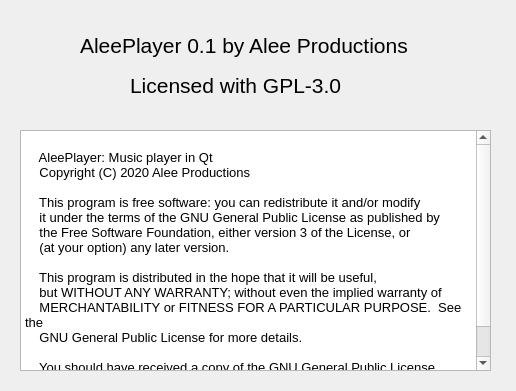
This is about.ui in alee14-projects/erable-godot as Qt 5 draws it before an edit. The edited form follows.
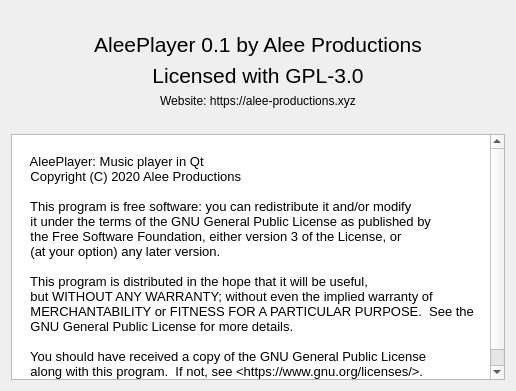
This is the edited form.

Commit message: UI change and working volume slider

Diff of the .ui file:
```diff
--- a/about.ui
+++ b/about.ui
@@ -28,33 +28,25 @@
   <property name="modal">
    <bool>false</bool>
   </property>
-  <widget class="QLabel" name="label_2">
-   <property name="geometry">
-    <rect>
-     <x>130</x>
-     <y>70</y>
-     <width>215</width>
-     <height>30</height>
-    </rect>
-   </property>
-   <property name="font">
-    <font>
-     <pointsize>16</pointsize>
-    </font>
-   </property>
-   <property name="text">
-    <string>Licensed with GPL-3.0</string>
-   </property>
-  </widget>
+  <layout class="QVBoxLayout" name="verticalLayout">
+   <item>
+    <spacer name="verticalSpacer">
+     <property name="orientation">
+      <enum>Qt::Vertical</enum>
+     </property>
+     <property name="sizeType">
+      <enum>QSizePolicy::Fixed</enum>
+     </property>
+     <property name="sizeHint" stdset="0">
+      <size>
+       <width>8</width>
+       <height>21</height>
+      </size>
+     </property>
+    </spacer>
+   </item>
+   <item>
   <widget class="QLabel" name="label">
-   <property name="geometry">
-    <rect>
-     <x>80</x>
-     <y>30</y>
-     <width>371</width>
-     <height>30</height>
-    </rect>
-   </property>
    <property name="font">
     <font>
      <pointsize>16</pointsize>
@@ -63,16 +55,51 @@
    <property name="text">
     <string>AleePlayer 0.1 by Alee Productions</string>
    </property>
-  </widget>
+     <property name="alignment">
+      <set>Qt::AlignCenter</set>
+     </property>
+    </widget>
+   </item>
+   <item>
+    <widget class="QLabel" name="label_2">
+     <property name="font">
+      <font>
+       <pointsize>16</pointsize>
+      </font>
+     </property>
+     <property name="text">
+      <string>Licensed with GPL-3.0</string>
+     </property>
+     <property name="alignment">
+      <set>Qt::AlignCenter</set>
+     </property>
+    </widget>
+   </item>
+   <item>
+    <widget class="QLabel" name="label_3">
+     <property name="text">
+      <string>Website: https://alee-productions.xyz</string>
+     </property>
+     <property name="alignment">
+      <set>Qt::AlignCenter</set>
+     </property>
+    </widget>
+   </item>
+   <item>
+    <spacer name="horizontalSpacer">
+     <property name="orientation">
+      <enum>Qt::Horizontal</enum>
+     </property>
+     <property name="sizeHint" stdset="0">
+      <size>
+       <width>40</width>
+       <height>20</height>
+      </size>
+     </property>
+    </spacer>
+   </item>
+   <item>
   <widget class="QTextEdit" name="licenseText">
-   <property name="geometry">
-    <rect>
-     <x>20</x>
-     <y>130</y>
-     <width>471</width>
-     <height>241</height>
-    </rect>
-   </property>
    <property name="readOnly">
     <bool>true</bool>
    </property>
@@ -100,6 +127,8 @@
 &lt;p style=&quot;-qt-paragraph-type:empty; margin-top:0px; margin-bottom:0px; margin-left:0px; margin-right:0px; -qt-block-indent:0; text-indent:0px; font-family:'Noto Sans';&quot;&gt;&lt;br /&gt;&lt;/p&gt;&lt;/body&gt;&lt;/html&gt;</string>
    </property>
   </widget>
+   </item>
+  </layout>
  </widget>
  <resources/>
  <connections/>
```
Left out of the diff: 3 changed lines with no effect on the pictures. Lines whose indentation alone changed are shown as unchanged. The commit also changes 3 other files.
